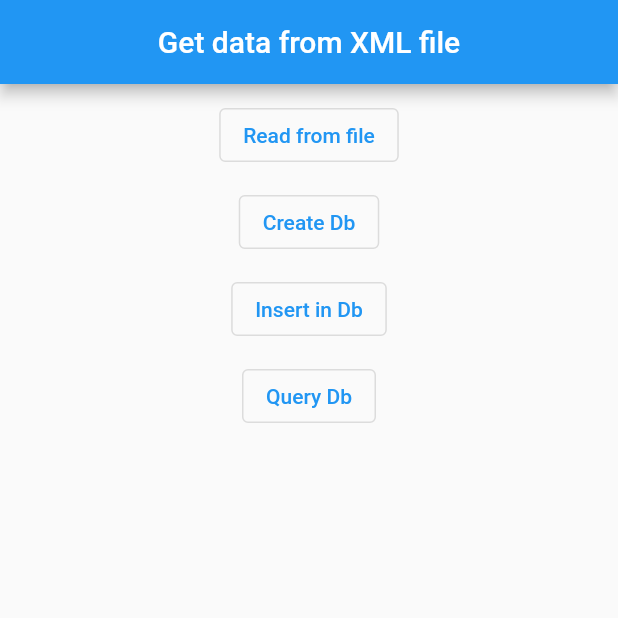
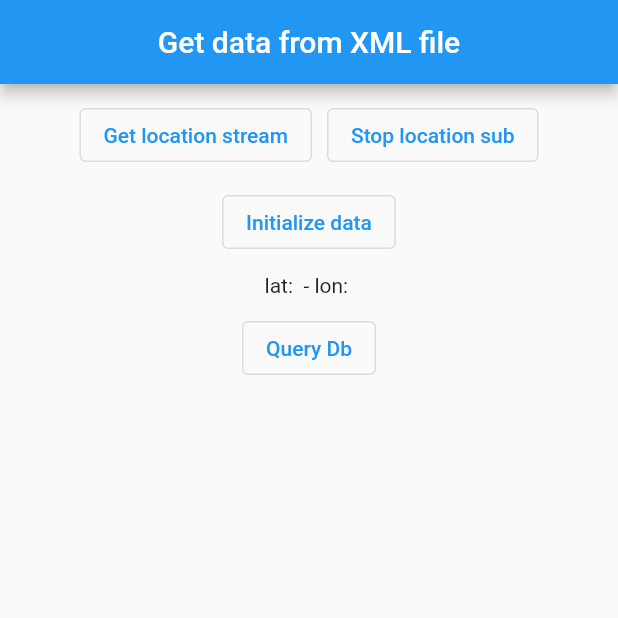
Before and after one commit to gabdeum/strava_clone, a Flutter app: the screen it shows after launch, on a phone screen of 412 x 824 dp, the top half of it. Run offline on Flutter 3.47's test engine with Material 2 defaults, Android fonts, the phone set to English and light mode, and no system bars; our stand-ins replace location, sqflite; accounts and stored records are empty.

Commit message:
Nearest point calculation logic added

```diff
--- a/lib/pages/home.dart
+++ b/lib/pages/home.dart
@@ -13,14 +13,21 @@ class Home extends StatefulWidget {
 
 class _HomeState extends State<Home> {
 
-  XmlFiles newXmlFile = XmlFiles(xmlFileName: 'Paris_Marathon_route');
+  XmlFiles newXmlFile = XmlFiles(xmlFileName: 'Test_1');
   Database? database;
   List<Map<String,Object?>> listData = [];
   List<Map<String,Object?>> results = [];
+  StreamSubscription? locationSubscription;
 
   @override
   void initState() {
     super.initState();
+  }
+
+  @override
+  void dispose() {
+    locationSubscription?.cancel();
+    super.dispose();
   }
 
   @override
@@ -37,28 +44,40 @@ class _HomeState extends State<Home> {
             crossAxisAlignment: CrossAxisAlignment.center,
             children: [
               const SizedBox(height: 10.0,),
+              Row(
+                mainAxisAlignment: MainAxisAlignment.center,
+                children: [
+                  OutlinedButton(
+                      onPressed: () async {
+                        Stream<LocationData>? locationStream = await getLocation();
+                        locationSubscription = locationStream?.listen((event) async {
+                          results = await newXmlFile.queryDb(database, event.latitude, event.longitude);
+                          setState(() {});
+                        });
+                      },
+                      child: const Text('Get location stream')),
+                  const SizedBox(width: 10.0,),
+                  OutlinedButton(
+                      onPressed: () {
+                        locationSubscription?.cancel();
+                      },
+                      child: const Text('Stop location sub')),
+                ],
+              ),
+              const SizedBox(height: 10.0,),
               OutlinedButton(
                   onPressed: () async {
                     listData = await newXmlFile.getXmlContent(context);
+                    database = await newXmlFile.createDb();
+                    await newXmlFile.insertDb(listData, database);
                   },
-                  child: const Text('Read from file')),
+                  child: const Text('Initialize data')),
+              const SizedBox(height: 10.0,),
+              const Center(child: Text('lat:  - lon: ')),
               const SizedBox(height: 10.0,),
               OutlinedButton(
                   onPressed: () async {
-                    database = await newXmlFile.createDb();
-                  },
-                  child: const Text('Create Db')),
-              const SizedBox(height: 10.0,),
-              OutlinedButton(
-                  onPressed: () async {
-                    await newXmlFile.insertDb(listData, database!);
-                  },
-                  child: const Text('Insert in Db')),
-              const SizedBox(height: 10.0,),
-              OutlinedButton(
-                  onPressed: () async {
-                    results = await newXmlFile.queryDb(database!);
-                    setState(() {});
+
                   },
                   child: const Text('Query Db')),
               Expanded(child: ListView.builder(
@@ -66,7 +85,7 @@ class _HomeState extends State<Home> {
                   scrollDirection: Axis.vertical,
                   itemCount:(results).length,
                   itemBuilder: (context, index) => Text('id: ${results[index]['id']} - lat: ${results[index]['lat']} - lon: ${results[index]['lon']}', style: const TextStyle(fontSize: 12.0),)
-              ))
+              )),
             ],
           ),
         ),
@@ -74,18 +93,18 @@ class _HomeState extends State<Home> {
     );
   }
 
-  getLocation() async {
+  Future<Stream<LocationData>?> getLocation() async {
 
     bool _serviceEnabled;
     PermissionStatus _permissionGranted;
     Location location = Location();
-    Stream<LocationData> _locationStream;
+    Stream<LocationData>? _locationStream;
 
     _serviceEnabled = await location.serviceEnabled();
     if (!_serviceEnabled) {
       _serviceEnabled = await location.requestService();
       if (!_serviceEnabled) {
-        return;
+        print('Location service not enabled');
       }
     }
 
@@ -93,7 +112,7 @@ class _HomeState extends State<Home> {
     if (_permissionGranted == PermissionStatus.denied) {
       _permissionGranted = await location.requestPermission();
       if (_permissionGranted != PermissionStatus.granted) {
-        return;
+        print('Location denied by user');
       }
     }
 
--- a/lib/services/file_utils.dart
+++ b/lib/services/file_utils.dart
@@ -1,3 +1,5 @@
+import 'dart:math';
+
 import 'package:flutter/cupertino.dart';
 import 'package:xml/xml.dart';
 import 'package:sqflite/sqflite.dart';
@@ -46,8 +48,9 @@ class XmlFiles {
 
   }
 
-  insertDb(List<Map<String,Object?>> listData, Database db) async {
+  insertDb(List<Map<String,Object?>> listData, Database? db) async {
 
+    if(db != null){
       Batch _batch = db.batch();
       listData.forEach((element) {
         _batch.insert(xmlFileName, element);
@@ -55,13 +58,78 @@ class XmlFiles {
       await _batch.commit();
 
       print('Insert done with ${listData.length} elements');
+    }
+    else{print('Insert failed: Database null');}
 
   }
 
-  Future<List<Map<String, Object?>>> queryDb(Database db) async {
+  Future<List<Map<String, Object?>>> queryDb(Database? db, double? lat, double? lon) async {
 
-    List<Map<String, Object?>> result = await db.rawQuery('SELECT id, lat, lon, MIN(lat * lat + lon * lon) FROM $xmlFileName');
-    print(result);
+    Map getOrthoProj(double xA, double yA, double xB, double yB, double x, double y){
+
+      final double xV = xB-xA;
+      final double yV = yB-yA;
+      final xVyV = sqrt(pow(xV, 2) + pow(yV, 2));
+
+      final double lambda = ((x-xA)*xV + (y-yA)*yV) / xVyV;
+
+      final double xH = xA + lambda * xV / xVyV;
+      final double yH = yA + lambda * yV / xVyV;
+
+      return {
+        "lat" : xH,
+        "lon" : yH
+      };
+
+    }
+
+    List<Map<String, Object?>> result = [];
+    Map newPoint = {};
+
+    if(db != null){
+
+      Map<String, Object?> _pointO = (await db.rawQuery('SELECT id, lat, lon, alt, dist, MIN((${lat ?? 0.0} - lat)*(${lat ?? 0.0} - lat) + (${lon ?? 0.0} - lon)*(${lon ?? 0.0} - lon)) as min FROM $xmlFileName'))[0];
+      Map<String, Object?> _pointA = (await db.query(xmlFileName, where: 'id = ${(_pointO['id'] as num)-1}'))[0];
+      Map<String, Object?> _pointB = (await db.query(xmlFileName, where: 'id = ${(_pointO['id'] as num)+1}'))[0];
+      result.addAll([_pointA, _pointO, _pointB]);
+
+      double xA = result[0]['lat'] as double;
+      double yA = result[0]['lon'] as double;
+      double xO = result[1]['lat'] as double;
+      double yO = result[1]['lon'] as double;
+      double xB = result[2]['lat'] as double;
+      double yB = result[2]['lon'] as double;
+      double x = lat ?? result[0]['lat'] as double;
+      double y = lon ?? result[0]['lon'] as double;
+
+      print('initialPoint: $x,$y');
+
+      double theta1 = acos(((xA-xO)*(x-xO)+(yA-yO)*(y-yO))
+          /(sqrt(pow((yA-yO), 2)+pow((xA-xO), 2))*sqrt(pow((y-yO), 2)+pow((x-xO), 2))));
+      double theta2 = acos(((xB-xO)*(x-xO)+(yB-yO)*(y-yO))
+          /(sqrt(pow((yB-yO), 2)+pow((xB-xO), 2))*sqrt(pow((y-yO), 2)+pow((x-xO), 2))));
+
+      if(theta1 < pi/2 && theta2 > pi/2){
+        newPoint = getOrthoProj(xO, yO, xA, yA, x, y);
+      }
+      else if(theta1 > pi/2 && theta2 < pi/2) {
+        newPoint = getOrthoProj(xO, yO, xB, yB, x, y);
+      }
+      else {
+        newPoint = {
+          "lat" : xO,
+          "lon" : yO,
+          "alt" : result[1]['alt'],
+          "dist" : result[1]['dist'],
+        };
+      }
+
+    }
+    else{print('Query failed: Database null');}
+
+    print('resultPoints: $result');
+
+    print('newPoint: ${newPoint['lat']},${newPoint['lon']}');
 
     return result;
 
--- /dev/null
+++ b/lib/services/position.dart
@@ -0,0 +1,14 @@
+
+
+import 'package:flutter/cupertino.dart';
+
+class Position {
+
+  double lat;
+  double lon;
+  double alt;
+
+
+  Position({required this.lat, required this.lon, required this.alt});
+
+}
```
Also changed, not shown: 3 other files. Lines whose indentation alone changed are shown as unchanged.
